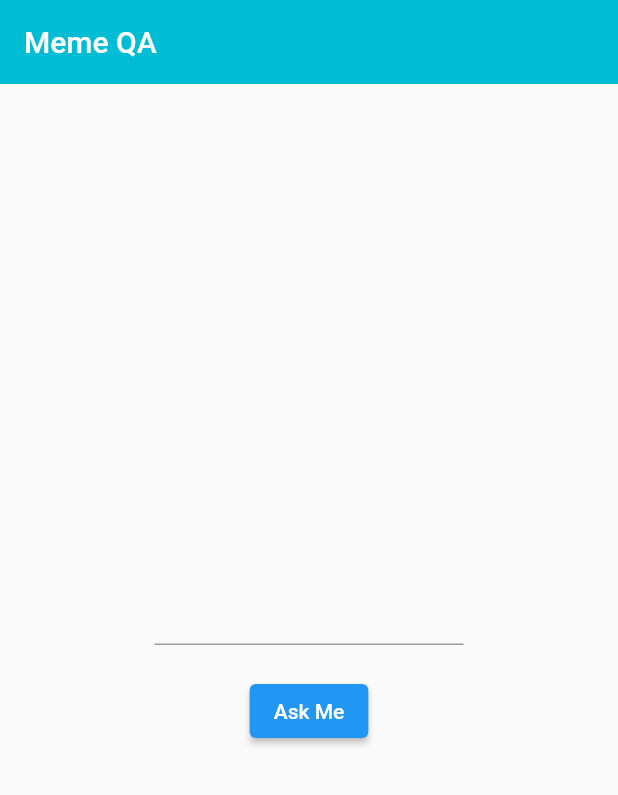
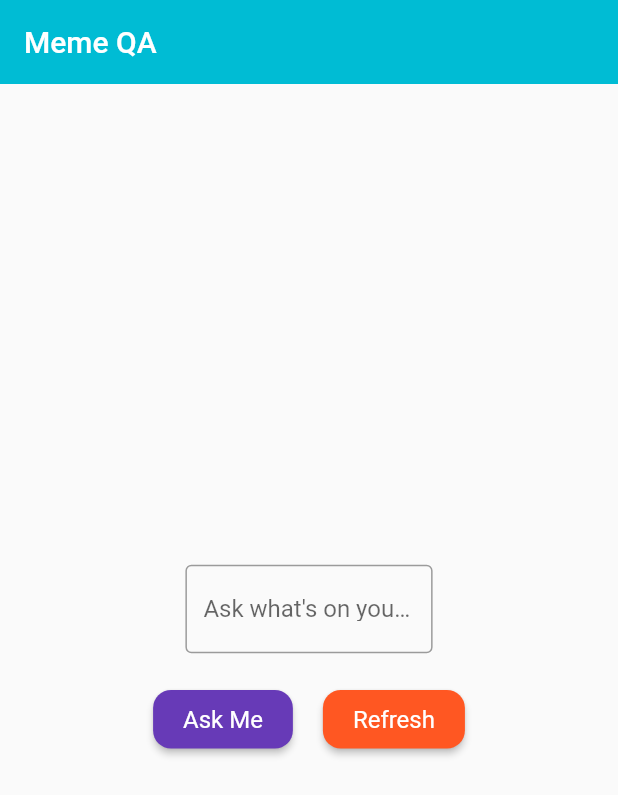
Before and after one commit to alxayeed/meme-qa, a Flutter app: the screen it shows after launch, on a phone screen of 412 x 824 dp. Shown: the top 795 px of the screen. Run offline on Flutter 3.47's test engine with Material 2 defaults, Android fonts, the phone set to English and light mode, and no system bars.

Commit message:
textbox and buttons stylized

```diff
--- a/lib/main.dart
+++ b/lib/main.dart
@@ -13,6 +13,11 @@ class MemeQa extends StatelessWidget {
     return const MaterialApp(
       debugShowCheckedModeBanner: false,
       title: "Meme QA",
+      // ignore: todo
+      //TODO: change theme color
+      // theme: ThemeData(
+      //   primarySwatch: Colors.cyan
+      // ),
       home: Homepage(),
     );
   }
--- a/lib/screens/homepage.dart
+++ b/lib/screens/homepage.dart
@@ -23,8 +23,13 @@ class _HomepageState extends State<Homepage> {
         crossAxisAlignment: CrossAxisAlignment.center,
         children: [
           SizedBox(
-            width: 0.5 * MediaQuery.of(context).size.width,
-            child: const TextField(),
+            width: 0.4 * MediaQuery.of(context).size.width,
+            child: const TextField(
+              decoration: InputDecoration(
+                labelText: "Ask what's on your mind",
+                border: OutlineInputBorder(),
+              ),
+            ),
           ),
           const SizedBox(
             height: 20,
@@ -33,7 +38,33 @@ class _HomepageState extends State<Homepage> {
             mainAxisAlignment: MainAxisAlignment.center,
             crossAxisAlignment: CrossAxisAlignment.center,
             children: [
-              ElevatedButton(onPressed: () {}, child: const Text("Ask Me"))
+              ElevatedButton(
+                onPressed: () {},
+                child: const Text("Ask Me"),
+                style: ElevatedButton.styleFrom(
+                    primary: Colors.deepPurple,
+                    padding: const EdgeInsets.symmetric(
+                        horizontal: 20, vertical: 10),
+                    shape: RoundedRectangleBorder(
+                      borderRadius: BorderRadius.circular(12.0),
+                    ),
+                    textStyle: const TextStyle(fontSize: 16)),
+              ),
+              const SizedBox(
+                width: 20,
+              ),
+              ElevatedButton(
+                  onPressed: () {},
+                  child: const Text("Refresh"),
+                  style: ElevatedButton.styleFrom(
+                    primary: Colors.deepOrange,
+                    padding: const EdgeInsets.symmetric(
+                        horizontal: 20, vertical: 10),
+                    shape: RoundedRectangleBorder(
+                      borderRadius: BorderRadius.circular(12.0),
+                    ),
+                    textStyle: const TextStyle(fontSize: 16),
+                  ))
             ],
           ),
         ],
```
